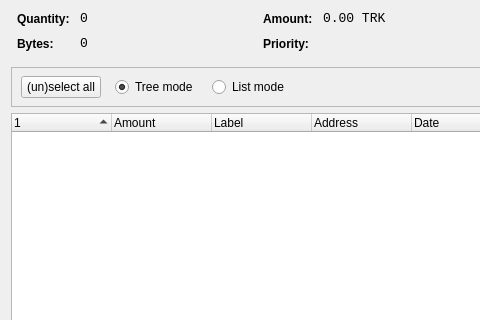
Above: src/qt/forms/coincontroldialog.ui from truckit/Truckcoin before the change; both pictures show x 0 to 480 and y 0 to 320 of the 1000 by 500 pixel window. Below: the same form after it.
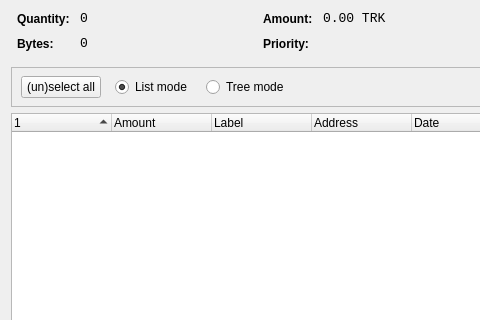
That is the form after the change. Custom widgets are drawn as their Qt base class.

Commit message: Set coin control default view to list mode

What changed in the file:
```diff
--- a/src/qt/forms/coincontroldialog.ui
+++ b/src/qt/forms/coincontroldialog.ui
@@ -400,7 +400,7 @@
         </widget>
        </item>
        <item>
-        <widget class="QRadioButton" name="radioTreeMode">
+        <widget class="QRadioButton" name="radioListMode">
          <property name="sizePolicy">
           <sizepolicy hsizetype="Maximum" vsizetype="Fixed">
            <horstretch>0</horstretch>
@@ -408,7 +408,7 @@
           </sizepolicy>
          </property>
          <property name="text">
-          <string>Tree mode</string>
+          <string>List mode</string>
          </property>
          <property name="checked">
           <bool>true</bool>
@@ -416,7 +416,7 @@
         </widget>
        </item>
        <item>
-        <widget class="QRadioButton" name="radioListMode">
+        <widget class="QRadioButton" name="radioTreeMode">
          <property name="sizePolicy">
           <sizepolicy hsizetype="Maximum" vsizetype="Fixed">
            <horstretch>0</horstretch>
@@ -424,7 +424,7 @@
           </sizepolicy>
          </property>
          <property name="text">
-          <string>List mode</string>
+          <string>Tree mode</string>
          </property>
         </widget>
        </item>
```
